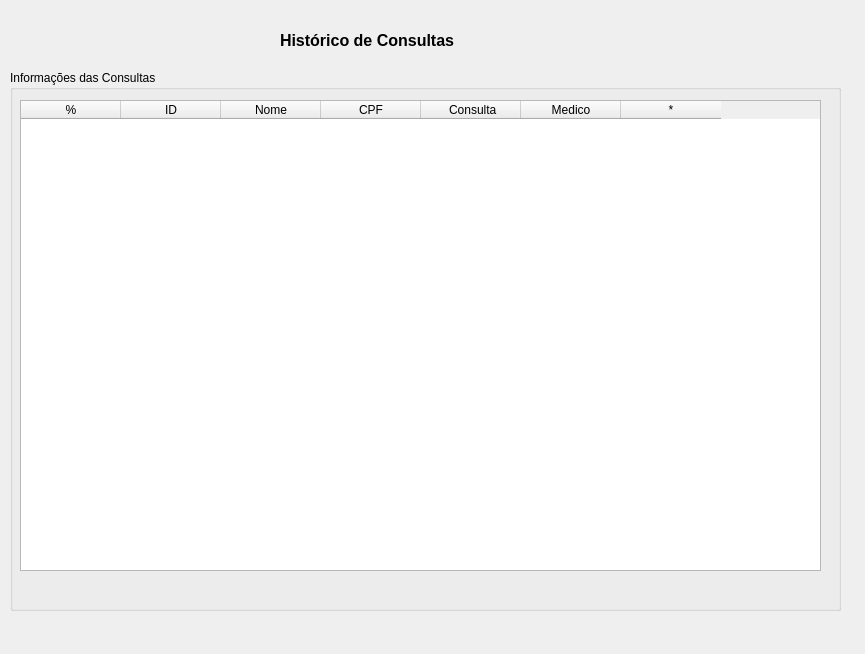
Old version of the form ui/historico.ui in the repository willasantos/Projeto-SDMC.
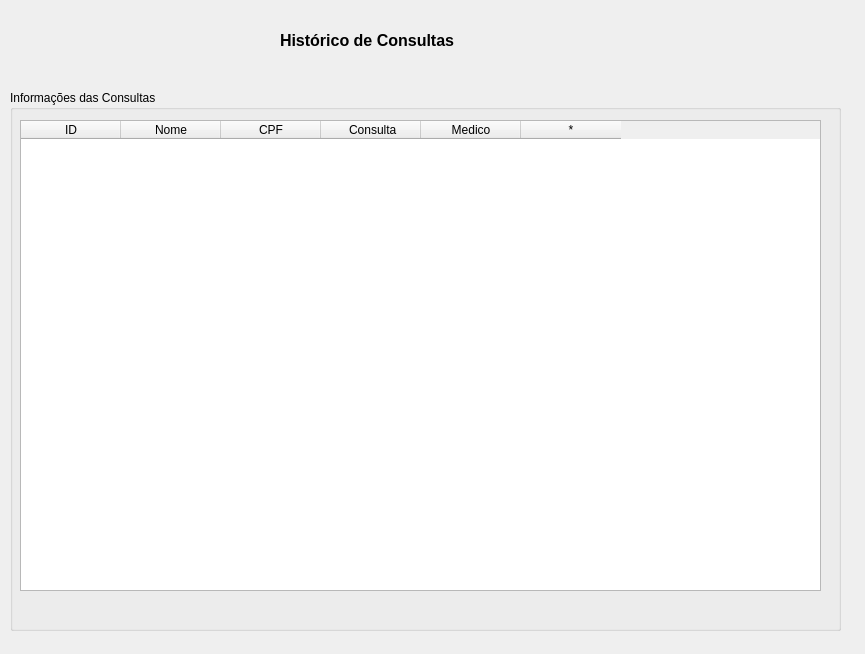
New version of the form.

What changed in the file:
```diff
--- a/ui/historico.ui
+++ b/ui/historico.ui
@@ -37,7 +37,7 @@
    <property name="geometry">
     <rect>
      <x>10</x>
-     <y>70</y>
+     <y>90</y>
      <width>831</width>
      <height>541</height>
     </rect>
@@ -54,11 +54,6 @@
       <height>471</height>
      </rect>
     </property>
-    <column>
-     <property name="text">
-      <string>%</string>
-     </property>
-    </column>
     <column>
      <property name="text">
       <string>ID</string>
```
